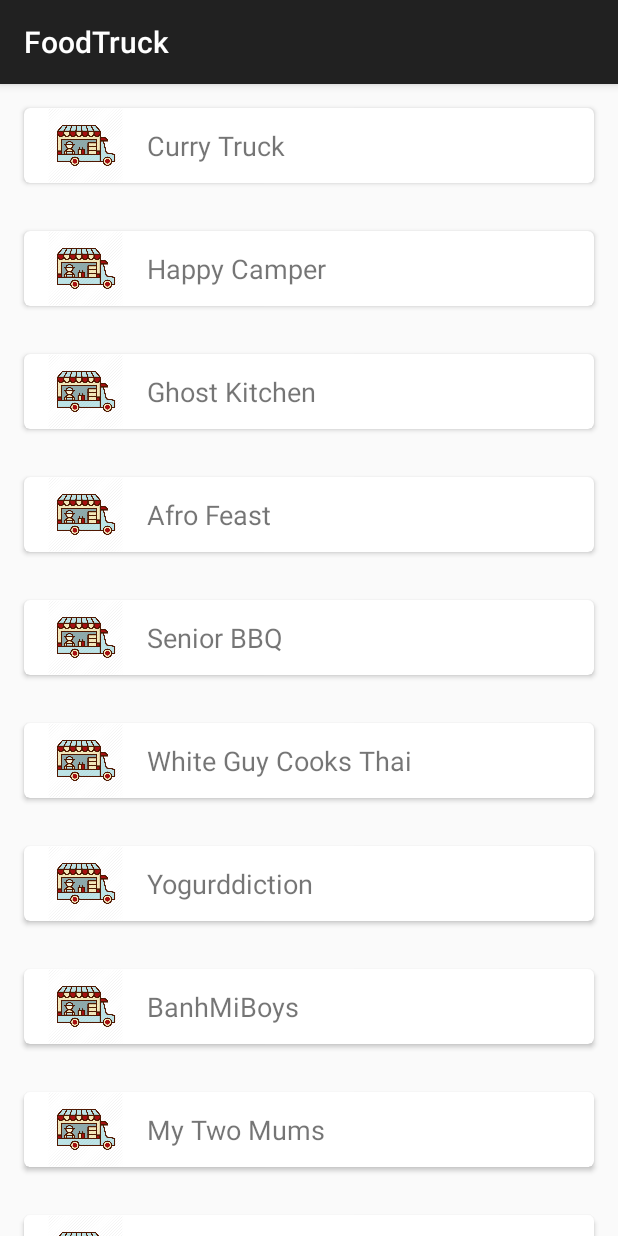
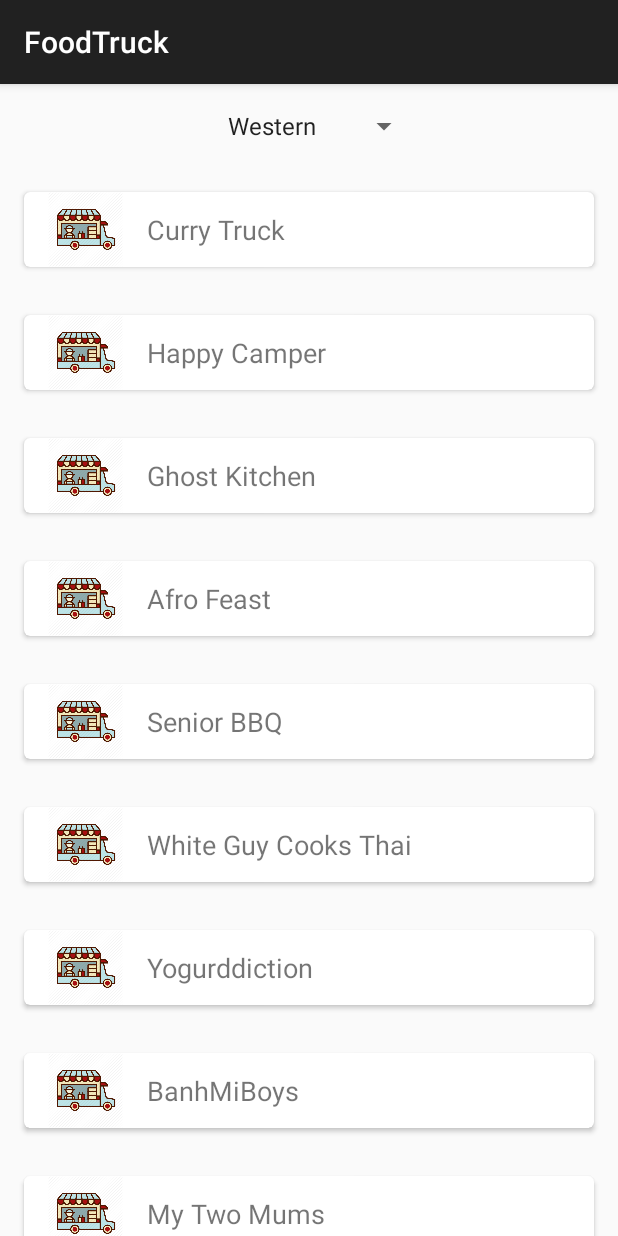
Before and after one commit to Ning-Nan/FoodTruck, an Android app: the screen it shows after launch (MainActivity), on a phone screen of 412 x 824 dp. Run offline under Robolectric (Android 15) with nearby library versions, the phone set to English and light mode, and no system bars.

Commit message:
Add filter display only no functions

```diff
--- a/app/src/main/java/com/miles/foodtruck/Adapter/RecyclerAdapter.java
+++ b/app/src/main/java/com/miles/foodtruck/Adapter/RecyclerAdapter.java
@@ -26,7 +26,7 @@ public class RecyclerAdapter extends RecyclerView.Adapter<RecyclerAdapter.ViewHo
     @Override
     public ViewHolder onCreateViewHolder(@NonNull ViewGroup parent, int i) {
         //Load the layout
-        View item = LayoutInflater.from(parent.getContext()).inflate(R.layout.layout_item, parent,false);
+        View item = LayoutInflater.from(parent.getContext()).inflate(R.layout.recycler_item, parent,false);
         return new ViewHolder(item);
     }
 
--- a/app/src/main/java/com/miles/foodtruck/Service/FileReader.java
+++ b/app/src/main/java/com/miles/foodtruck/Service/FileReader.java
@@ -7,10 +7,12 @@ import java.io.IOException;
 import java.io.InputStream;
 import java.io.InputStreamReader;
 import java.util.ArrayList;
+import java.util.HashSet;
 
 public class FileReader {
 
 private static ArrayList<FoodTruck> foodTrucks = new ArrayList<>();
+private static ArrayList<String> categories = new ArrayList<>();
 
     public static ArrayList<FoodTruck> getTrackableList(InputStream input) throws IOException {
 
@@ -47,4 +49,26 @@ private static ArrayList<FoodTruck> foodTrucks = new ArrayList<>();
 
     }
 
+    public static ArrayList<String> getCategories(){
+
+        if (categories.size() == 0)
+        {
+            for (int i = 0; i < foodTrucks.size(); i++)
+            {
+                categories.add(foodTrucks.get(i).getCategory());
+            }
+
+            //remove all repeat strings.
+            HashSet h = new HashSet(categories);
+            categories.clear();
+            categories.addAll(h);
+
+            return categories;
+        }
+
+        else{
+            return categories;
+        }
+    }
+
 }
--- a/app/src/main/java/com/miles/foodtruck/View/MainActivity.java
+++ b/app/src/main/java/com/miles/foodtruck/View/MainActivity.java
@@ -4,6 +4,8 @@ import android.support.v7.app.AppCompatActivity;
 import android.os.Bundle;
 import android.support.v7.widget.LinearLayoutManager;
 import android.support.v7.widget.RecyclerView;
+import android.widget.ArrayAdapter;
+import android.widget.Spinner;
 
 
 import com.miles.foodtruck.Adapter.RecyclerAdapter;
@@ -11,7 +13,9 @@ import com.miles.foodtruck.Model.FoodTruck;
 import com.miles.foodtruck.R;
 import com.miles.foodtruck.Service.FileReader;
 
+import java.io.File;
 import java.io.IOException;
+import java.lang.reflect.Array;
 import java.util.ArrayList;
 
 public class MainActivity extends AppCompatActivity {
@@ -28,14 +32,9 @@ public class MainActivity extends AppCompatActivity {
         super.onCreate(savedInstanceState);
 
         setContentView(R.layout.activity_main);
-
-        try {
-            foodTrucks = FileReader.getTrackableList(getAssets().open(getString(R.string.truck_file_name)));
-        } catch (IOException e) {
-            e.printStackTrace();
-        }
-
+        initTrackable();
         initRecyclerView();
+        initSnipper();
 
 
 
@@ -59,4 +58,26 @@ public class MainActivity extends AppCompatActivity {
 
     }
 
+    private void initTrackable(){
+
+        try {
+            foodTrucks = FileReader.getTrackableList(getAssets().open(getString(R.string.truck_file_name)));
+        } catch (IOException e) {
+            e.printStackTrace();
+
+        }
+    }
+
+    private void initSnipper(){
+
+
+        Spinner spinner = findViewById(R.id.truck_spinner);
+
+        ArrayAdapter<String> adapter = new ArrayAdapter<String>(this, android.R.layout.simple_spinner_item, FileReader.getCategories());
+
+        adapter.setDropDownViewResource(android.R.layout.simple_spinner_dropdown_item);
+
+        spinner.setAdapter(adapter);
+    }
+
 }
--- a/app/src/main/res/layout/activity_main.xml
+++ b/app/src/main/res/layout/activity_main.xml
@@ -1,10 +1,33 @@
 <?xml version="1.0" encoding="utf-8"?>
-<!-- A RecyclerView with some commonly used attributes -->
-<android.support.v7.widget.RecyclerView xmlns:android="http://schemas.android.com/apk/res/android"
-    android:id="@+id/my_recycler_view"
+<LinearLayout xmlns:android="http://schemas.android.com/apk/res/android"
     android:layout_width="match_parent"
     android:layout_height="match_parent"
-    android:layout_gravity="center_vertical"
-    android:scrollbars="vertical">
+    android:orientation="vertical">
 
-</android.support.v7.widget.RecyclerView>
+    <LinearLayout
+        android:layout_width="match_parent"
+        android:layout_height="wrap_content"
+        android:layout_gravity="center"
+        android:gravity="center"
+        android:orientation="horizontal"
+        android:textAlignment="center">
+
+        <Spinner
+            android:id="@+id/truck_spinner"
+            android:layout_width="wrap_content"
+            android:layout_height="wrap_content"
+            android:gravity="center"
+            android:layout_margin="@dimen/margin"
+            />
+
+    </LinearLayout>
+
+    <android.support.v7.widget.RecyclerView xmlns:android="http://schemas.android.com/apk/res/android"
+        android:id="@+id/my_recycler_view"
+        android:layout_width="match_parent"
+        android:layout_height="match_parent"
+        android:layout_gravity="center_vertical"
+        android:scrollbars="vertical">
+
+    </android.support.v7.widget.RecyclerView>
+</LinearLayout>
--- a/app/src/main/res/values/styles.xml
+++ b/app/src/main/res/values/styles.xml
@@ -3,9 +3,7 @@
     <!-- Base application theme. -->
     <style name="AppTheme" parent="Base.Theme.AppCompat.Light.DarkActionBar">
         <!-- Customize your theme here. -->
-
         <item name="cardViewStyle">@style/CardView</item>
-
     </style>
 
 </resources>
```
Also changed, not shown: app/src/main/res/layout/recycler_item.xml (renamed from app/src/main/res/layout/layout_item.xml).
